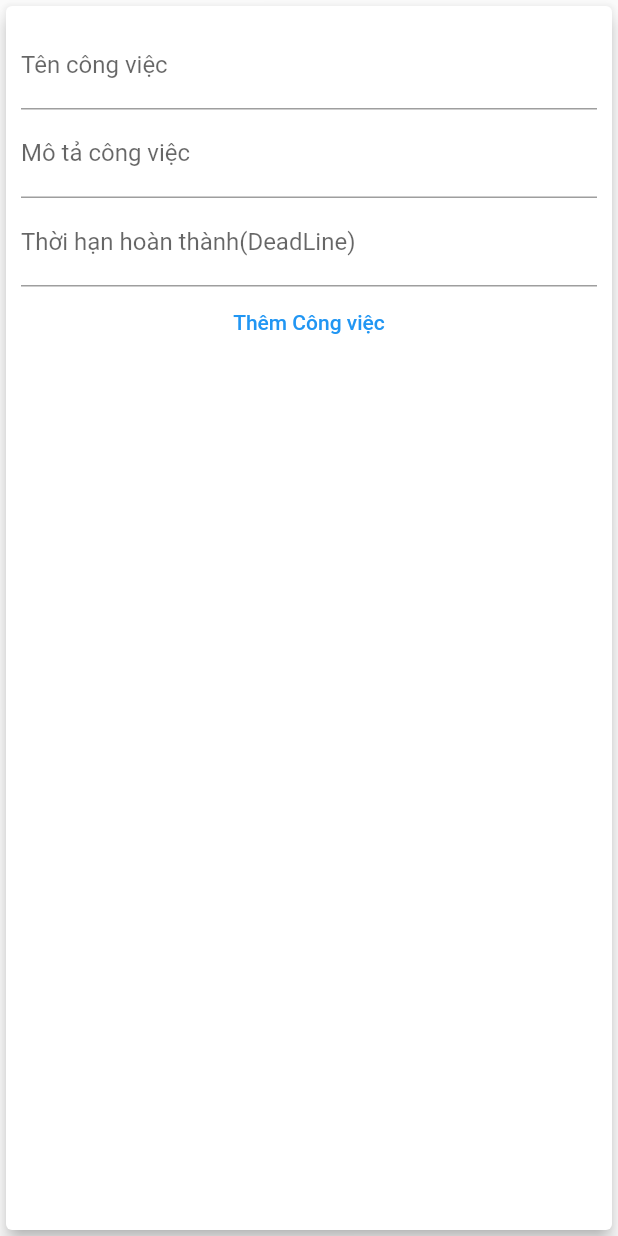
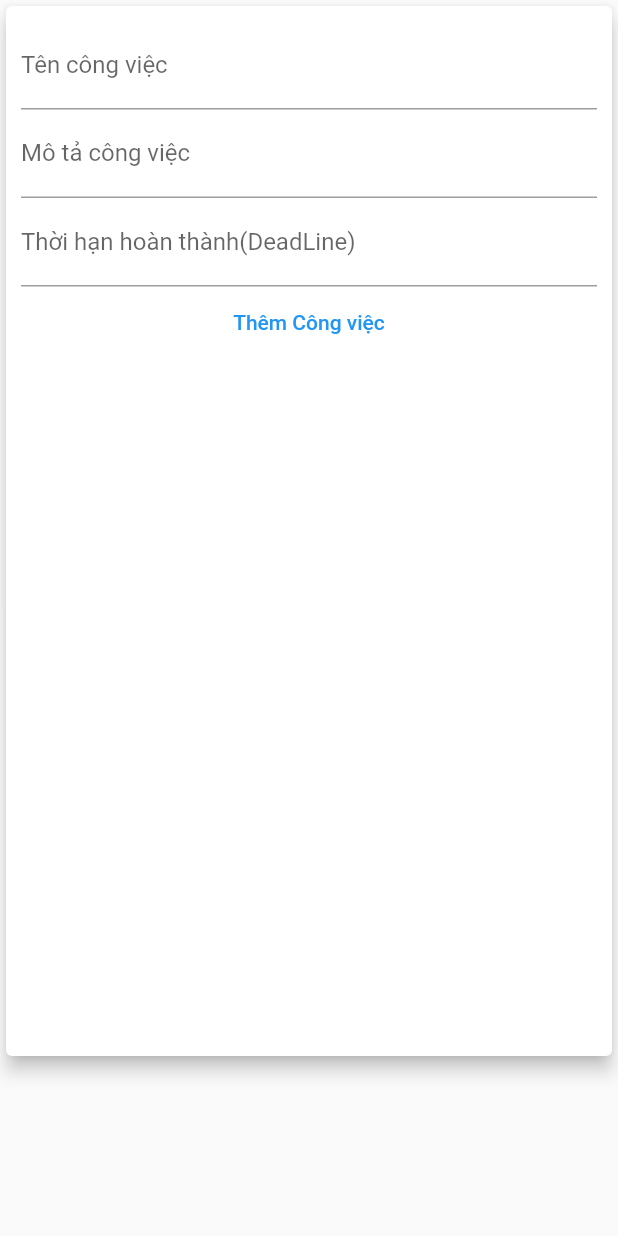
Before and after one commit to dinorap/Nh-m_14_mobile, a Flutter app: the Newcv widget shown alone on an empty page, opened directly with empty values, after a tap on "Thêm Công việc", on a phone screen of 412 x 824 dp. Run offline on Flutter 3.47's test engine with Material 2 defaults, Android fonts, the phone set to English and light mode, and no system bars.

Commit message:
new code

```diff
--- a/lib/model/congviec.dart
+++ b/lib/model/congviec.dart
@@ -1,3 +1,4 @@
+//tạo class lưu trữ các trường thông tin;
 class Congviec {
   int id;
   final String tencv;
@@ -5,7 +6,7 @@ class Congviec {
   final DateTime deadline;
 
   Congviec({
-    required this.id,
+    required this.id, //required là bắt buộc phải truyền tham số ;
     required this.tencv,
     required this.motacv,
     required this.deadline,
--- a/lib/widget/addcv.dart
+++ b/lib/widget/addcv.dart
@@ -2,7 +2,7 @@ import 'package:flutter/material.dart';
 import 'package:intl/intl.dart';
 
 class Newcv extends StatefulWidget {
-  final Function addcv;
+  final Function addcv; //thêm widget
 
   Newcv(this.addcv);
 
@@ -11,14 +11,16 @@ class Newcv extends StatefulWidget {
 }
 
 class _NewcvState extends State<Newcv> {
-  final tenControl = TextEditingController();
+  final tenControl =
+      TextEditingController(); //khai báo đối tượng text editing để lưu trữ giá trị người dùng nhập vào
   final motacontrol = TextEditingController();
   final ngaythangcontrol = TextEditingController();
   void submitData() {
-    final enten = tenControl.text;
+    final enten = tenControl.text; //lấy giá trị người dùng nhập vào bằng .text
     final enmota = motacontrol.text;
     final enngaythang = ngaythangcontrol.text;
-    if (enten.isEmpty || enmota.isEmpty || enngaythang.isEmpty) return;
+    if (enten.isEmpty || enmota.isEmpty || enngaythang.isEmpty)
+      return; // nếu 1 trong những thuộc tính trống thì ko thực hiện
 
     widget.addcv(
       enten,
@@ -26,24 +28,28 @@ class _NewcvState extends State<Newcv> {
       enngaythang,
     );
 
-    Navigator.of(context).pop();
+    Navigator.of(context)
+        .pop(); //khi ấn thêm dữ liệu nó sẽ quay lại màn hình menu
   }
 
-  DateTime currentDate = DateTime.now();
+  DateTime currentDate = DateTime.now(); //lấy thời gian hiện tại
   @override
   Widget build(BuildContext context) {
     return Card(
-      elevation: 5,
+      // cart và các thuộc tính
+      elevation: 5, // độ sâu của card
+
       child: Container(
-        height: 1000,
-        padding: EdgeInsets.all(10),
+        height: 700,
+        padding: EdgeInsets.all(10), //cách đều các dối tượng
         child: Column(
-          crossAxisAlignment: CrossAxisAlignment.center,
+          crossAxisAlignment: CrossAxisAlignment.center, //căn giữa
           children: <Widget>[
             TextField(
-              decoration: InputDecoration(labelText: 'Tên công việc'),
-              controller: tenControl,
-              onSubmitted: (_) => submitData(),
+              decoration: InputDecoration(
+                  labelText: 'Tên công việc'), //đặt nhãn cho textfile
+              controller: tenControl, //kết nối textfile với tencontrol
+              onSubmitted: (_) => submitData(), //ấn vào thì thực hiện lệnh
             ),
             TextField(
               decoration: InputDecoration(labelText: 'Mô tả công việc'),
@@ -54,7 +60,7 @@ class _NewcvState extends State<Newcv> {
               decoration:
                   InputDecoration(labelText: 'Thời hạn hoàn thành(DeadLine)'),
               controller: ngaythangcontrol,
-              readOnly: true,//ko hien bàn phím
+              readOnly: true, //ko hien bàn phím
               onTap: () async {
                 // Hiển thị picker ngày tháng năm khi người dùng chọn trường này
                 final DateTime? pickedDate = await showDatePicker(
```
Also changed, not shown: lib/main.dart (+27 -12 lines), lib/widget/dscongviec.dart (+21 -13 lines).
